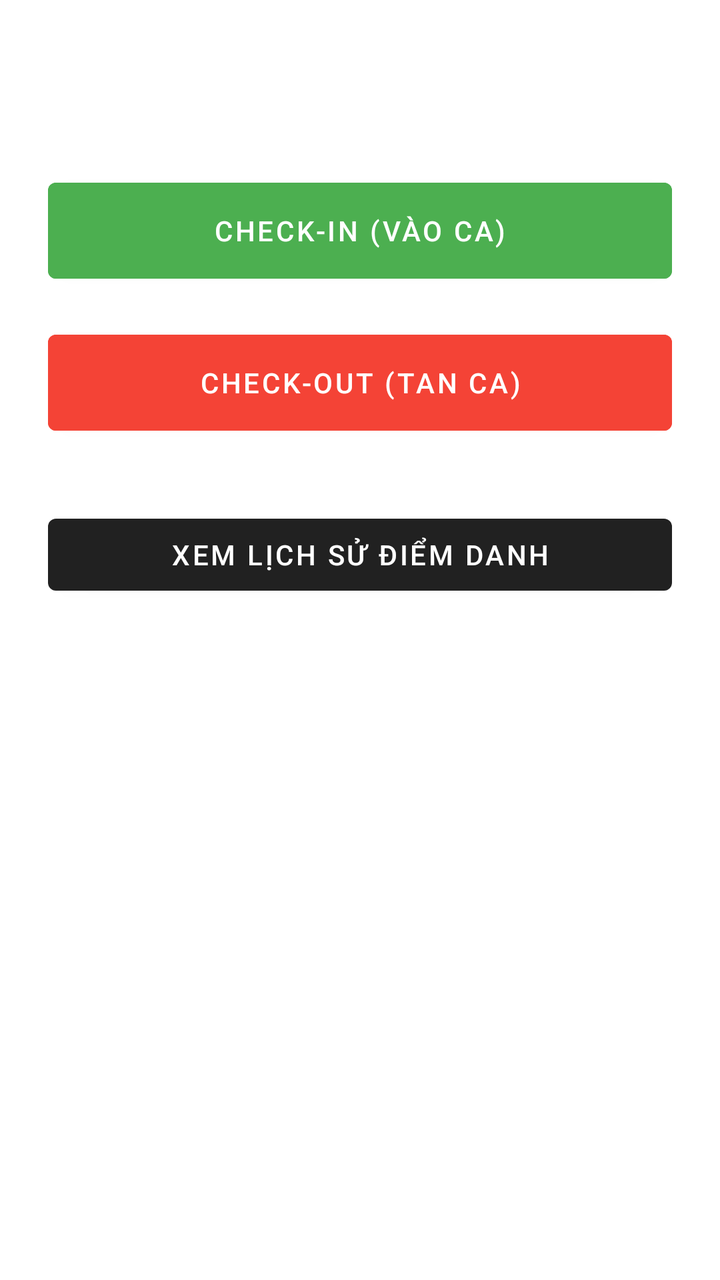
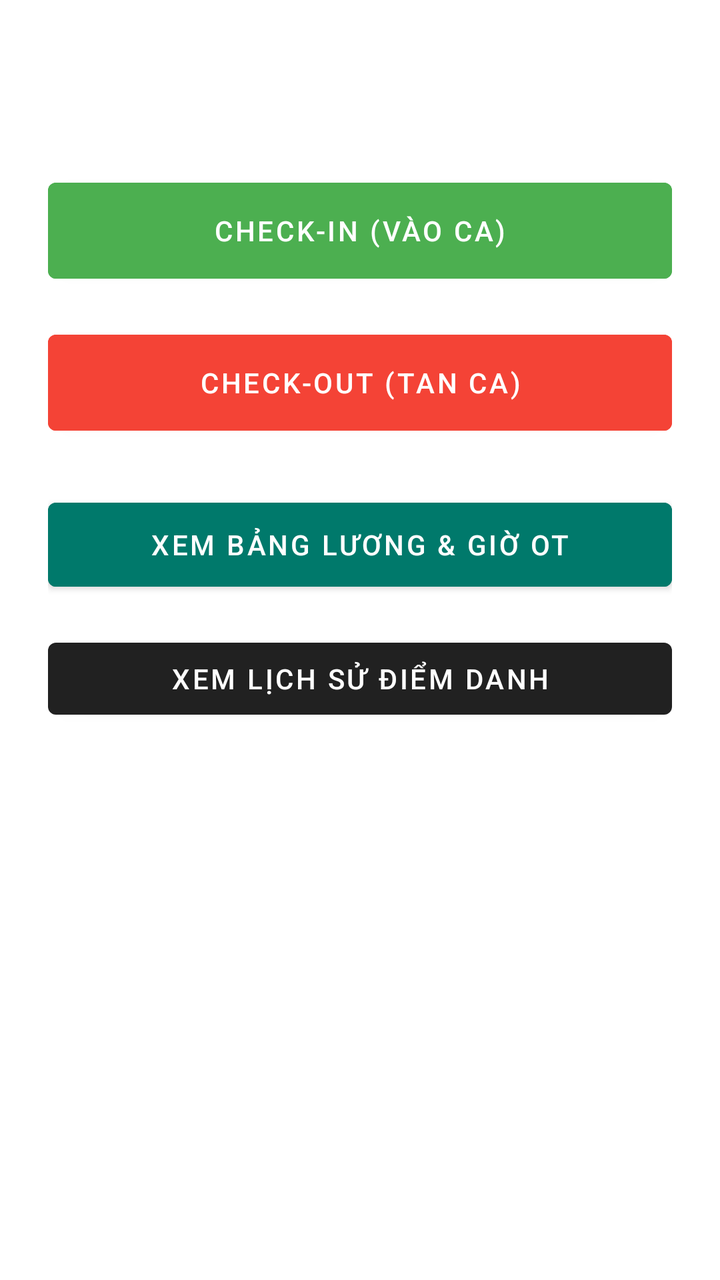

Compare the two renders of this Android layout. The source of the first and the diff that turns it into the second are given below.
<!-- AndroidManifest.xml: application theme Theme.MaterialComponents.DayNight.DarkActionBar -->
<!-- res/layout/activity_employee_dashboard.xml -->
<?xml version="1.0" encoding="utf-8"?>
<LinearLayout xmlns:android="http://schemas.android.com/apk/res/android"
    android:layout_width="match_parent" android:layout_height="match_parent"
    android:orientation="vertical" android:padding="24dp" android:gravity="center_horizontal">

    <TextView android:id="@+id/tvWelcome"
        android:layout_width="wrap_content" android:layout_height="wrap_content"
        android:textSize="22sp" android:textStyle="bold" android:layout_marginBottom="32dp"/>

    <Button android:id="@+id/btnCheckIn"
        android:layout_width="match_parent" android:layout_height="60dp"
        android:text="CHECK-IN (VÀO CA)" android:backgroundTint="#4CAF50"
        android:layout_marginBottom="16dp"/>

    <Button android:id="@+id/btnCheckOut"
        android:layout_width="match_parent" android:layout_height="60dp"
        android:text="CHECK-OUT (TAN CA)" android:backgroundTint="#F44336"
        android:layout_marginBottom="32dp"/>

    <Button android:id="@+id/btnHistory"
        android:layout_width="match_parent" android:layout_height="wrap_content"
        android:text="Xem Lịch sử Điểm danh" />
</LinearLayout>
<!-- resources referenced by this layout -->
<resources>

</resources>

<!-- the commit's change to res/layout/activity_employee_dashboard.xml (unified diff, before → after) -->
@@ -1,23 +1,46 @@
 <?xml version="1.0" encoding="utf-8"?>
 <LinearLayout xmlns:android="http://schemas.android.com/apk/res/android"
-    android:layout_width="match_parent" android:layout_height="match_parent"
-    android:orientation="vertical" android:padding="24dp" android:gravity="center_horizontal">
+    android:layout_width="match_parent"
+    android:layout_height="match_parent"
+    android:orientation="vertical"
+    android:padding="24dp"
+    android:gravity="center_horizontal">
 
-    <TextView android:id="@+id/tvWelcome"
-        android:layout_width="wrap_content" android:layout_height="wrap_content"
-        android:textSize="22sp" android:textStyle="bold" android:layout_marginBottom="32dp"/>
+    <TextView
+        android:id="@+id/tvWelcome"
+        android:layout_width="wrap_content"
+        android:layout_height="wrap_content"
+        android:textSize="22sp"
+        android:textStyle="bold"
+        android:layout_marginBottom="32dp"/>
 
-    <Button android:id="@+id/btnCheckIn"
-        android:layout_width="match_parent" android:layout_height="60dp"
-        android:text="CHECK-IN (VÀO CA)" android:backgroundTint="#4CAF50"
+    <Button
+        android:id="@+id/btnCheckIn"
+        android:layout_width="match_parent"
+        android:layout_height="60dp"
+        android:text="CHECK-IN (VÀO CA)"
+        android:backgroundTint="#4CAF50"
         android:layout_marginBottom="16dp"/>
 
-    <Button android:id="@+id/btnCheckOut"
-        android:layout_width="match_parent" android:layout_height="60dp"
-        android:text="CHECK-OUT (TAN CA)" android:backgroundTint="#F44336"
-        android:layout_marginBottom="32dp"/>
+    <Button
+        android:id="@+id/btnCheckOut"
+        android:layout_width="match_parent"
+        android:layout_height="60dp"
+        android:text="CHECK-OUT (TAN CA)"
+        android:backgroundTint="#F44336"
+        android:layout_marginBottom="24dp"/>
 
-    <Button android:id="@+id/btnHistory"
-        android:layout_width="match_parent" android:layout_height="wrap_content"
+    <Button
+        android:id="@+id/btnSalary"
+        android:layout_width="match_parent"
+        android:layout_height="54dp"
+        android:text="Xem Bảng Lương &amp; Giờ OT"
+        android:backgroundTint="#00796B"
+        android:layout_marginBottom="16dp"/>
+
+    <Button
+        android:id="@+id/btnHistory"
+        android:layout_width="match_parent"
+        android:layout_height="wrap_content"
         android:text="Xem Lịch sử Điểm danh" />
 </LinearLayout>
